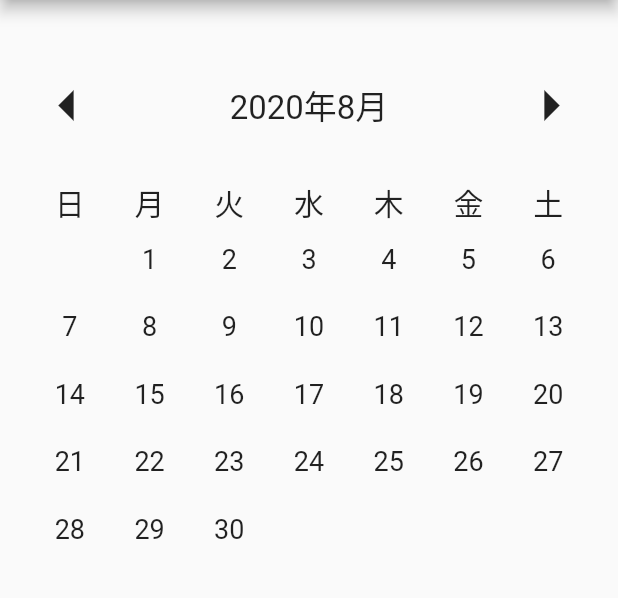
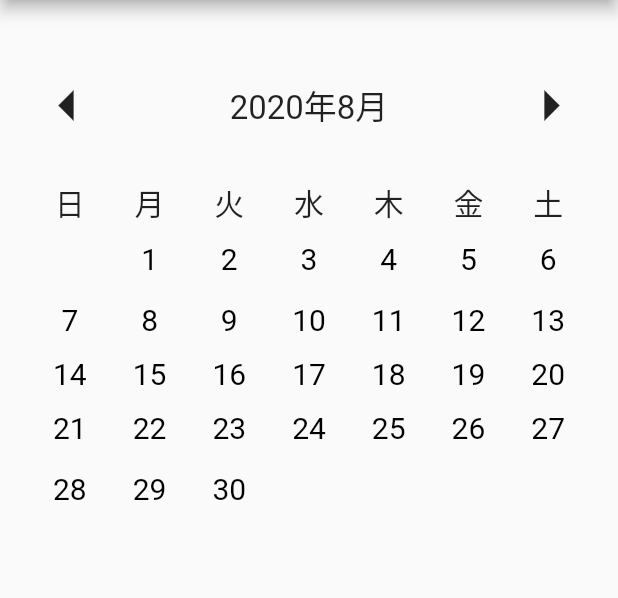
Before and after one commit to haratak/selecting_multiple_days_calendar, a Flutter app: the CalendarPage screen opened directly, after a tap on the "arrow left" icon, on a phone screen of 412 x 824 dp, the part 84-682 px from its top. Run offline on Flutter 3.47's test engine with Material 2 defaults, Android fonts, the phone set to English and light mode, and no system bars; our stand-ins replace freezed_annotation, state_notifier; missing offline and left inert: flutter_state_notifier; generated files the repository leaves out were written again.

```diff
--- a/lib/calendar_page.dart
+++ b/lib/calendar_page.dart
@@ -95,8 +95,6 @@ class _CalendarPageState extends State<CalendarPage> {
                         pageNumber--;
                       });
                     }
-                    print('after:page番号は$pageId');
-                    print('after:page変数は$pageNumber');
                   },
                   controller: pageController,
                   children: calendarList,
@@ -178,7 +176,6 @@ class _CalendarPageState extends State<CalendarPage> {
   }
 
   Widget buildCalendarItem(int i, DateTime selectedDate) {
-    if (selectedDateList.contains(selectedDate)) {
     return InkWell(
       child: CircleAvatar(
         radius: 18,
@@ -192,38 +189,29 @@ class _CalendarPageState extends State<CalendarPage> {
             style: TextStyle(
                 fontSize: 20.0,
                 color: (selectedDateList.contains(selectedDate)) ? Colors.white : Colors.black,
-                  fontWeight: FontWeight.bold),
+                fontWeight: selectedDateList.contains(selectedDate) ? FontWeight.bold : FontWeight.normal),
           ),
         ),
       ),
       onTap: () {
-          selectedDateList.remove(selectedDate);
-          setState(() {});
-        },
-      );
-    }
-
-    return GestureDetector(
-      behavior: HitTestBehavior.opaque,
-      child: Container(
-        alignment: Alignment.center,
-        height: itemHeight,
-        child: Text(
-          '$i',
-          textAlign: TextAlign.center,
-          style: TextStyle(fontSize: 18.0),
-        ),
-      ),
-      onTap: () {
-        selectedDateList.add(selectedDate);
-        setState(() {});
-        selectedDateList.sort((a, b) {
-          return a.compareTo(b);
-        });
-        for (var date in selectedDateList) {
-          print('${DateFormat('yyyy年M月d日').format(date)}が選択されました');
-        }
-        print(selectedDateList.length.toString());
+//        if (selectedDateList.contains(selectedDate)) {
+//          selectedDateList.remove(selectedDate);
+//          setState(() {});
+//          for (var date in selectedDateList) {
+//            print('${DateFormat('yyyy年M月d日').format(date)}が選択されました');
+//          }
+//          print(selectedDateList.length.toString());
+//        } else {
+//          selectedDateList.add(selectedDate);
+//          setState(() {});
+//          selectedDateList.sort((a, b) {
+//            return a.compareTo(b);
+//          });
+//          for (var date in selectedDateList) {
+//            print('${DateFormat('yyyy年M月d日').format(date)}が選択されました');
+//          }
+//          print(selectedDateList.length.toString());
+//        }
       },
     );
   }
--- /dev/null
+++ b/lib/calendar_widget.dart
@@ -0,0 +1 @@
+class CalendarWidget {}
```
Also changed, not shown: lib/day_label.dart (added, +9 -0 lines), lib/date_state.freezed.dart (added), lib/date_state.g.dart (added). Lines whose indentation alone changed are shown as unchanged.
